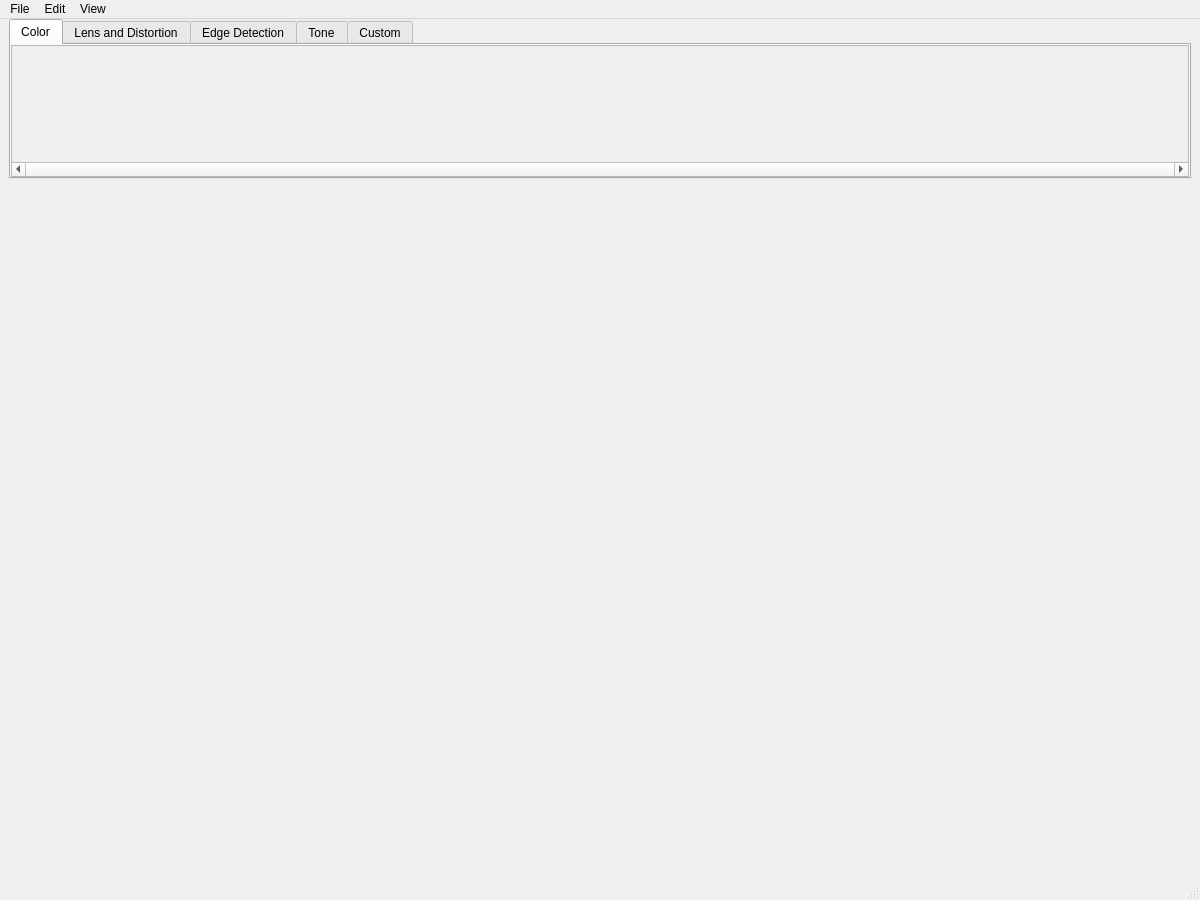
The window that mainwindow.ui (Elendoin/ShaderApp) describes before a commit, drawn with Qt 5.
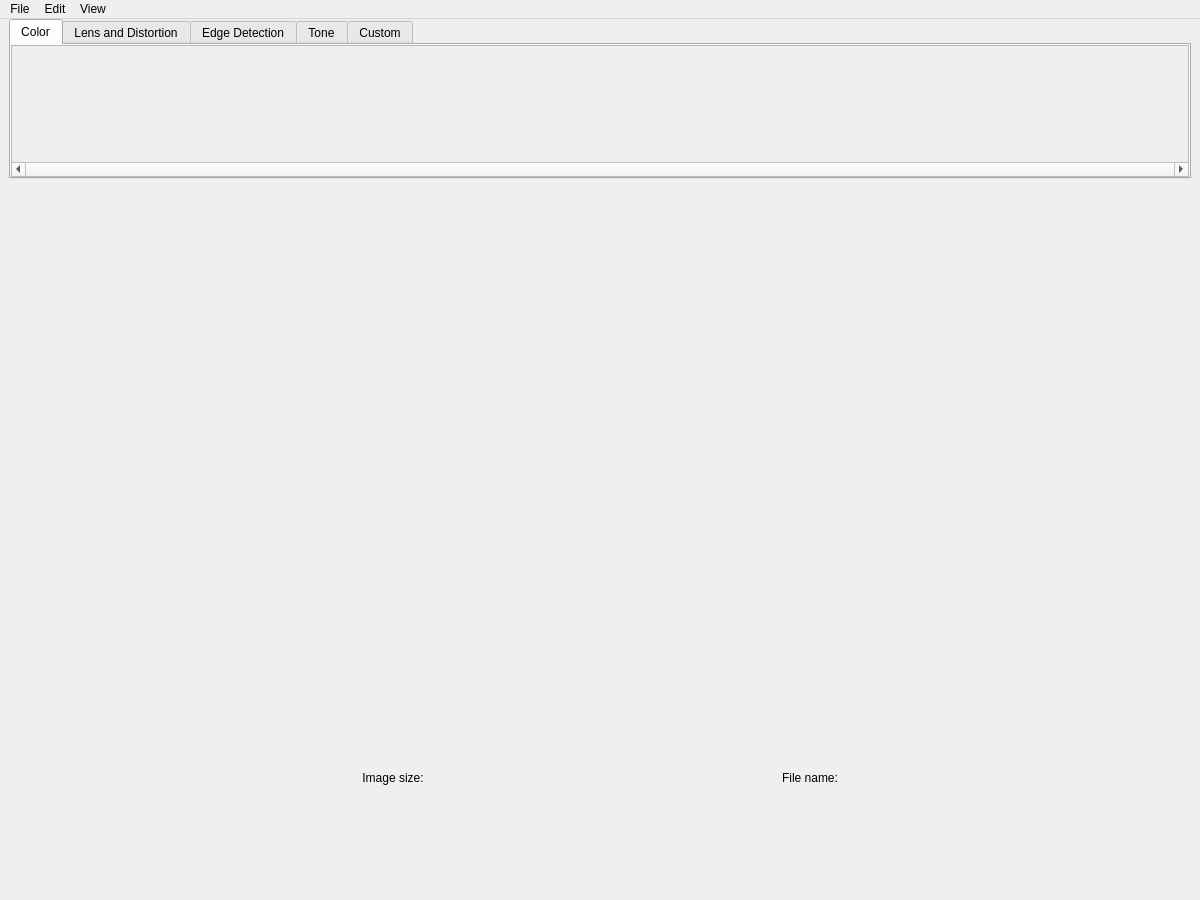
The same window after the commit.

```diff
--- a/mainwindow.ui
+++ b/mainwindow.ui
@@ -14,10 +14,13 @@
    <string>MainWindow</string>
   </property>
   <widget class="QWidget" name="centralwidget">
-   <layout class="QVBoxLayout" name="verticalLayout" stretch="5,1,25">
+   <layout class="QVBoxLayout" name="verticalLayout" stretch="10,2,50,1">
     <property name="topMargin">
      <number>0</number>
     </property>
+    <property name="bottomMargin">
+     <number>4</number>
+    </property>
     <item>
      <widget class="QTabWidget" name="tabWidget">
       <property name="sizePolicy">
@@ -400,6 +403,83 @@
       </property>
      </layout>
     </item>
+    <item>
+     <widget class="QWidget" name="imageInfo" native="true">
+      <layout class="QHBoxLayout" name="horizontalLayout_11">
+       <property name="leftMargin">
+        <number>0</number>
+       </property>
+       <property name="topMargin">
+        <number>0</number>
+       </property>
+       <property name="rightMargin">
+        <number>0</number>
+       </property>
+       <property name="bottomMargin">
+        <number>0</number>
+       </property>
+       <item>
+        <spacer name="horizontalSpacer">
+         <property name="orientation">
+          <enum>Qt::Orientation::Horizontal</enum>
+         </property>
+         <property name="sizeHint" stdset="0">
+          <size>
+           <width>346</width>
+           <height>20</height>
+          </size>
+         </property>
+        </spacer>
+       </item>
+       <item>
+        <widget class="QLabel" name="imageSizeLabel">
+         <property name="text">
+          <string>Image size:</string>
+         </property>
+         <property name="alignment">
+          <set>Qt::AlignmentFlag::AlignCenter</set>
+         </property>
+        </widget>
+       </item>
+       <item>
+        <spacer name="horizontalSpacer_2">
+         <property name="orientation">
+          <enum>Qt::Orientation::Horizontal</enum>
+         </property>
+         <property name="sizeHint" stdset="0">
+          <size>
+           <width>345</width>
+           <height>20</height>
+          </size>
+         </property>
+        </spacer>
+       </item>
+       <item>
+        <widget class="QLabel" name="filenameLabel">
+         <property name="text">
+          <string>File name:</string>
+         </property>
+         <property name="alignment">
+          <set>Qt::AlignmentFlag::AlignCenter</set>
+         </property>
+        </widget>
+       </item>
+       <item>
+        <spacer name="horizontalSpacer_3">
+         <property name="orientation">
+          <enum>Qt::Orientation::Horizontal</enum>
+         </property>
+         <property name="sizeHint" stdset="0">
+          <size>
+           <width>346</width>
+           <height>20</height>
+          </size>
+         </property>
+        </spacer>
+       </item>
+      </layout>
+     </widget>
+    </item>
    </layout>
   </widget>
   <widget class="QMenuBar" name="menubar">
@@ -444,7 +524,6 @@
    <addaction name="menuEdit"/>
    <addaction name="menuView"/>
   </widget>
-  <widget class="QStatusBar" name="statusbar"/>
   <action name="actionOpenFile">
    <property name="text">
     <string>Open</string>
```
Left out of the diff: 17 changed lines with no effect on the pictures.
